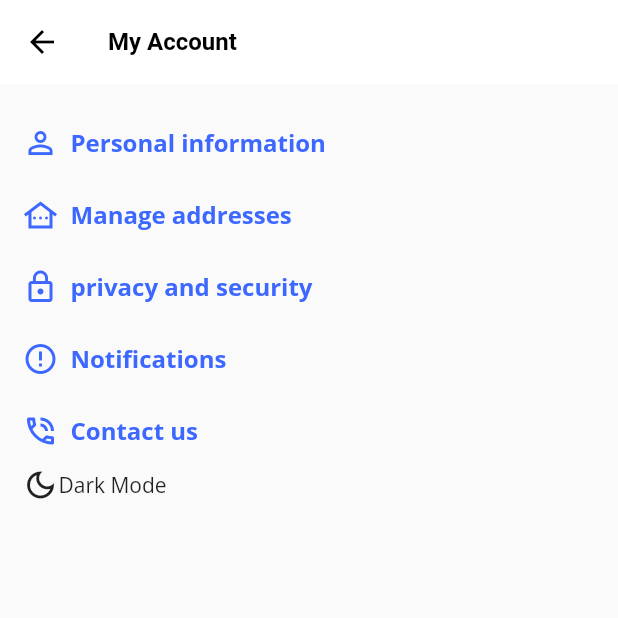
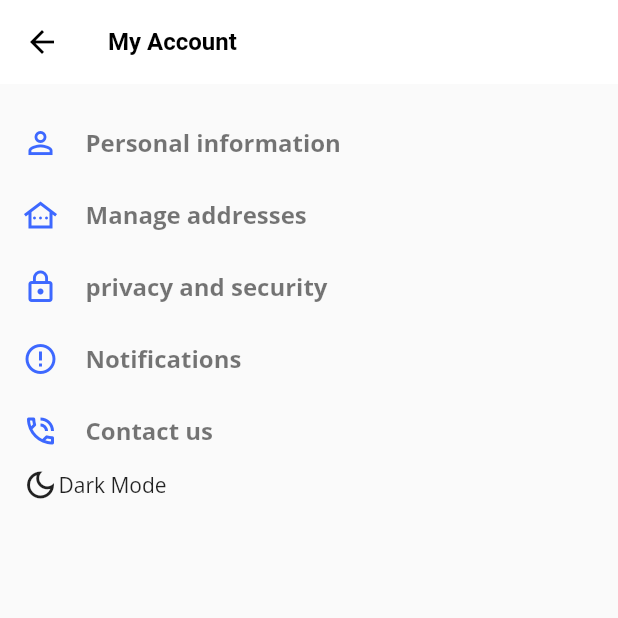
Before and after one commit to hhoury/crypto_bey, a Flutter app: the MyAccountScreen screen opened by its route, on a phone screen of 412 x 824 dp, the top half of it. Run offline on Flutter 3.47's test engine with Material 2 defaults, Android fonts, the phone set to English and light mode, and no system bars; our stand-ins replace shared_preferences; accounts and stored records are empty.

Commit message:
privacy,tabs,account

```diff
--- a/lib/main.dart
+++ b/lib/main.dart
@@ -77,7 +77,7 @@ class MyApp extends StatelessWidget {
                   ChangePasswordScreen(),
               LoginScreen.routeName: (context) => LoginScreen(),
               ManageAddressesScreen.routeName: (context) =>
-                  const ManageAddressesScreen(),
+                  ManageAddressesScreen(),
               MyAccountScreen.routeName: (context) => MyAccountScreen(),
               NewOrderConfirmationScreen.routeName: (context) =>
                   NewOrderConfirmationScreen(),
--- a/lib/screens/my_account_screen.dart
+++ b/lib/screens/my_account_screen.dart
@@ -1,10 +1,13 @@
+import 'package:crypto_bey/screens/manage_addresses_screen.dart';
+import 'package:crypto_bey/screens/notifications_screen.dart';
+import 'package:crypto_bey/screens/personal_information_screen.dart';
+import 'package:crypto_bey/screens/privacy_screen.dart';
+import 'package:crypto_bey/utils/helper_widgets.dart';
 import 'package:flutter/material.dart';
 
 // ignore: use_key_in_widget_constructors
 class MyAccountScreen extends StatelessWidget {
   static const routeName = '/my-account';
-
-  void _toggleTheme(bool? isDark) {}
 
   @override
   Widget build(BuildContext context) {
@@ -21,41 +24,79 @@ class MyAccountScreen extends StatelessWidget {
               children: [
                 Icon(Icons.person_outline,
                     color: Theme.of(context).colorScheme.primary),
+                addHorizontalSpace(10),
                 TextButton(
-                    onPressed: () {},
-                    child: const Text('Personal information')),
+                    onPressed: () {
+                      Navigator.of(context)
+                          .pushNamed(PersonalInformationScreen.routeName);
+                    },
+                    child: Text(
+                      'Personal information',
+                      style: Theme.of(context).textTheme.headline2,
+                    )),
               ],
             ),
             Row(
               children: [
                 Icon(Icons.other_houses_outlined,
                     color: Theme.of(context).colorScheme.primary),
+                addHorizontalSpace(10),
                 TextButton(
-                    onPressed: () {}, child: const Text('Manage addresses')),
+                    onPressed: () {
+                      Navigator.of(context)
+                          .pushNamed(ManageAddressesScreen.routeName);
+                    },
+                    child: Text(
+                      'Manage addresses',
+                      style: Theme.of(context).textTheme.headline2,
+                    )),
               ],
             ),
             Row(
               children: [
                 Icon(Icons.lock_outline,
                     color: Theme.of(context).colorScheme.primary),
+                addHorizontalSpace(10),
                 TextButton(
-                    onPressed: () {},
-                    child: const Text('privacy and security')),
+                    onPressed: () {
+                      Navigator.of(context).pushNamed(PrivacyScreen.routeName);
+                    },
+                    child: Text(
+                      'privacy and security',
+                      style: Theme.of(context).textTheme.headline2,
+                    )),
               ],
             ),
             Row(
               children: [
                 Icon(Icons.error_outline_outlined,
                     color: Theme.of(context).colorScheme.primary),
+                addHorizontalSpace(10),
                 TextButton(
-                    onPressed: () {}, child: const Text('Notifications')),
+                    onPressed: () {
+                      Navigator.of(context)
+                          .pushNamed(NotificationsScreen.routeName);
+                    },
+                    child: Text(
+                      'Notifications',
+                      style: Theme.of(context).textTheme.headline2,
+                    )),
               ],
             ),
             Row(
               children: [
                 Icon(Icons.phone_in_talk_outlined,
                     color: Theme.of(context).colorScheme.primary),
-                TextButton(onPressed: () {}, child: const Text('Contact us')),
+                addHorizontalSpace(10),
+                TextButton(
+                    onPressed: () {
+                      //  Navigator.of(context)
+                      //     .pushNamed();
+                    },
+                    child: Text(
+                      'Contact us',
+                      style: Theme.of(context).textTheme.headline2,
+                    )),
               ],
             ),
             Row(
--- a/lib/screens/order_history_screen.dart
+++ b/lib/screens/order_history_screen.dart
@@ -6,6 +6,10 @@ class OrderHistoryScreen extends StatelessWidget {
   static const routeName = '/order-history';
   @override
   Widget build(BuildContext context) {
-    return const Scaffold();
+    return Scaffold(
+      appBar: AppBar(
+        title: const Text('Orders History'),
+      ),
+    );
   }
 }
--- a/lib/theme/theme_constants.dart
+++ b/lib/theme/theme_constants.dart
@@ -14,6 +14,7 @@ const Color darkTextFieldBackground = Color(0xFF212B37);
 const Color lightTextFieldBackground = Color(0xFFEEEEEE);
 const Color darkTabsBackgroundColor = Color(0xFF2B3A4D);
 const Color lightTabsBackgroundColor = Colors.white;
+const Color darkUnselectedTab = Color(0xFF808994);
 
 // #endregion
 const lightAppbarTheme = AppBarTheme(
@@ -101,10 +102,8 @@ const darkAppbarTheme = AppBarTheme(
 const darkTextTheme = TextTheme(
   headline1:
       TextStyle(fontWeight: FontWeight.bold, fontSize: 18, color: Colors.white),
-  headline2: TextStyle(
-    fontWeight: FontWeight.bold,
-    fontSize: 16,
-  ),
+  headline2:
+      TextStyle(fontWeight: FontWeight.bold, fontSize: 16, color: Colors.white),
   headline3: TextStyle(
     fontWeight: FontWeight.bold,
     fontSize: 16,
@@ -131,8 +130,9 @@ const darkColorScheme = ColorScheme(
   onError: Colors.white,
   background: darkColor,
   onBackground: Colors.white,
-    surface: darkColor,
-    onSurface: purpleColor);
+  surface: Color(0xFF1F2730),
+  onSurface: Colors.white,
+);
 
 const InputDecorationTheme darkInputDecorationTheme = InputDecorationTheme(
   constraints: BoxConstraints(maxHeight: 50),
@@ -163,7 +163,10 @@ ThemeData lightTheme = ThemeData(
     inputDecorationTheme: lightInputDecorationTheme,
     textTheme: lightTextTheme,
     colorScheme: lightColorScheme,
-);
+    bottomNavigationBarTheme: const BottomNavigationBarThemeData(
+        elevation: 4,
+        backgroundColor: Colors.white,
+        selectedItemColor: purpleColor));
 
 ThemeData darkTheme = ThemeData(
   fontFamily: 'OpenSans',
@@ -173,4 +176,11 @@ ThemeData darkTheme = ThemeData(
   primaryColor: purpleColor,
   textTheme: darkTextTheme,
   colorScheme: darkColorScheme,
+  bottomNavigationBarTheme: const BottomNavigationBarThemeData(
+      showSelectedLabels: false,
+      showUnselectedLabels: false,
+      elevation: 4,
+      backgroundColor: Color(0xFF2B3A4D),
+      selectedItemColor: Colors.white,
+      unselectedItemColor: darkUnselectedTab),
 );
```
Also changed, not shown: lib/screens/manage_addresses_screen.dart (+4 -6 lines), lib/screens/privacy_screen.dart (+20 -4 lines), lib/screens/tabs_screen.dart (+5 -6 lines). Lines whose indentation alone changed are shown as unchanged.
